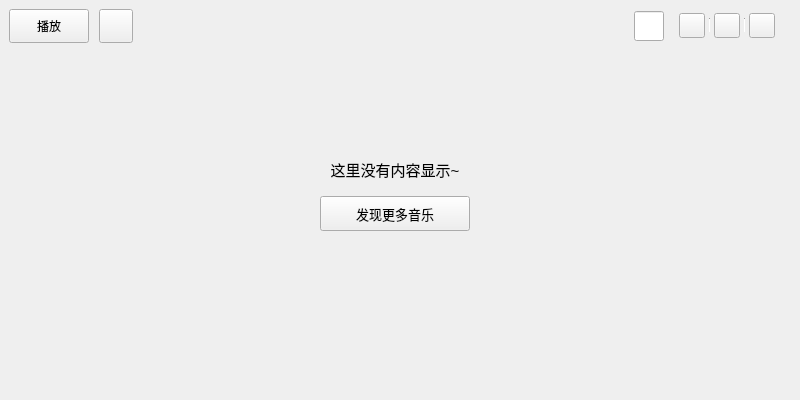
a-mo-xi-wei/Qt-KuGouAppClient, file KuGouStart/PurchasedMusic/PaidSingle/PaidSingle.ui: the form before one commit.
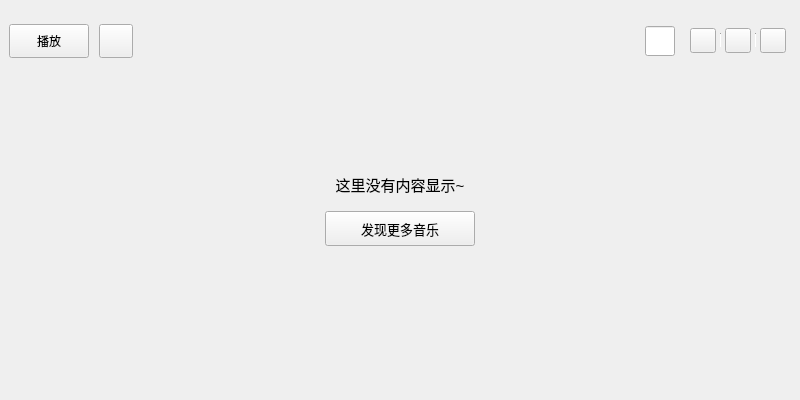
The form after the commit. Custom widgets are drawn as their Qt base class.

```diff
--- a/KuGouStart/PurchasedMusic/PaidSingle/PaidSingle.ui
+++ b/KuGouStart/PurchasedMusic/PaidSingle/PaidSingle.ui
@@ -14,10 +14,19 @@
    <string>PaidSingle</string>
   </property>
   <layout class="QVBoxLayout" name="verticalLayout_2">
+   <property name="spacing">
+    <number>10</number>
+   </property>
    <property name="leftMargin">
     <number>0</number>
    </property>
    <property name="topMargin">
+    <number>15</number>
+   </property>
+   <property name="rightMargin">
+    <number>0</number>
+   </property>
+   <property name="bottomMargin">
     <number>0</number>
    </property>
    <item>
```
